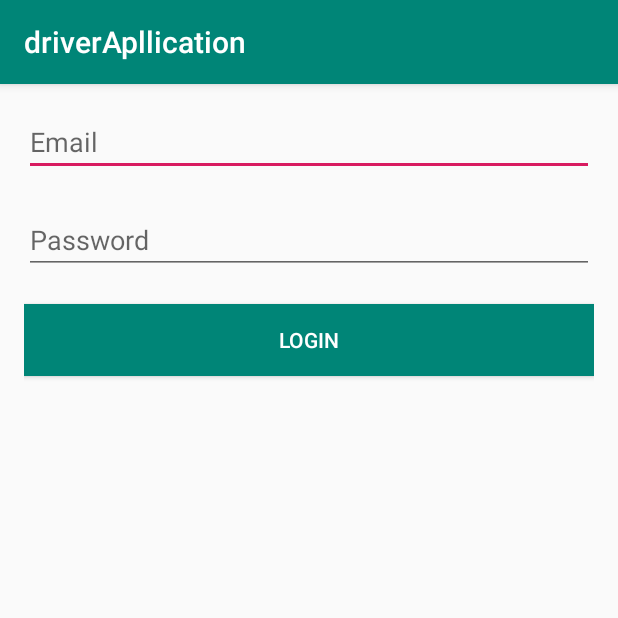
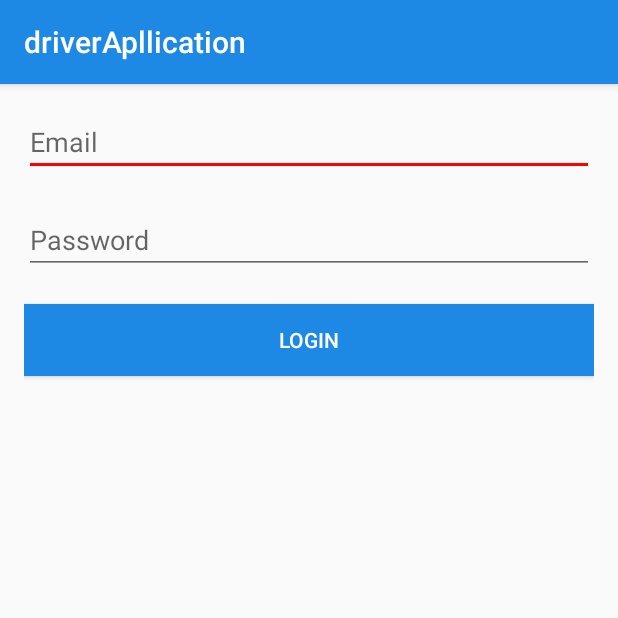
Before and after one commit to barmej/android-degree-c11-driver-application, an Android app: the screen it shows after launch (LoginActivity), on a phone screen of 412 x 824 dp, the top half of it. Run offline under Robolectric (Android 15) with nearby library versions, the phone set to English and light mode, and no system bars; our stand-ins replace Firebase (no records; nobody signed in at launch, a user with empty details on screens opened directly).

Commit message:
support arabic language

```diff
--- a/app/src/main/res/layout/activity_login.xml
+++ b/app/src/main/res/layout/activity_login.xml
@@ -20,6 +20,7 @@
             android:layout_width="match_parent"
             android:layout_height="wrap_content"
             android:inputType="textPassword"
+            android:textAlignment="viewStart"
             android:hint="@string/password"
             android:layout_marginBottom="20dp"/>
     <ProgressBar
@@ -32,7 +33,7 @@
             android:layout_marginBottom="20dp"/>
 
     <Button android:id="@+id/button_login"
-            android:text="login"
+            android:text="@string/login"
             android:layout_width="match_parent"
             android:layout_height="wrap_content"
             android:textColor="@android:color/white"
--- a/app/src/main/res/values/colors.xml
+++ b/app/src/main/res/values/colors.xml
@@ -1,6 +1,6 @@
 <?xml version="1.0" encoding="utf-8"?>
 <resources>
-    <color name="colorPrimary">#008577</color>
-    <color name="colorPrimaryDark">#00574B</color>
-    <color name="colorAccent">#D81B60</color>
+    <color name="colorPrimary">#1E88E5</color>
+    <color name="colorPrimaryDark">#3949AB</color>
+    <color name="colorAccent">#FFFF0000</color>
 </resources>
--- a/app/src/main/res/values/strings.xml
+++ b/app/src/main/res/values/strings.xml
@@ -14,5 +14,6 @@
     <string name="available">Status: available</string>
     <string name="going_pickup">Status : going to pickup</string>
     <string name="going_destination">Status : going to destination</string>
+    <string name="login">Login</string>
 
 </resources>
```
Also changed, not shown: 1 other file.
